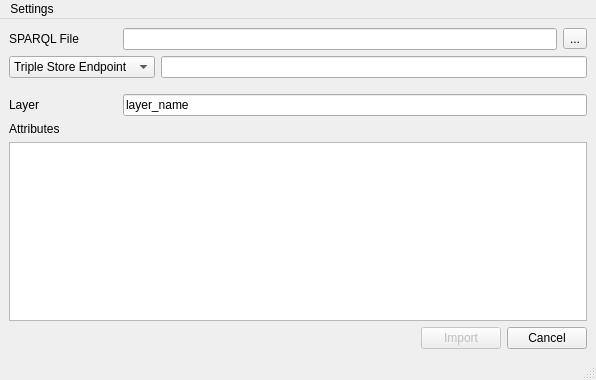
Old version of the form MainWindow.ui in the repository LambdaGeo/qgisparql-triple2layer.
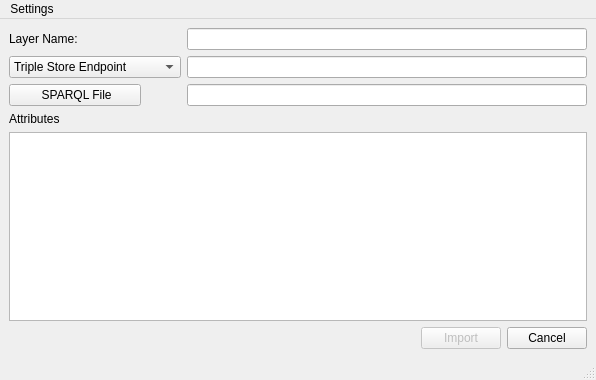
New version of the form.

```diff
--- a/MainWindow.ui
+++ b/MainWindow.ui
@@ -19,11 +19,17 @@
   <widget class="QWidget" name="centralwidget">
    <layout class="QGridLayout" name="gridLayout">
     <item row="0" column="0">
-     <layout class="QVBoxLayout" name="formLayout_2" stretch="0,0,0,0,0">
+     <layout class="QVBoxLayout" name="formLayout_2" stretch="0,0,0,0">
       <item>
-       <layout class="QHBoxLayout" name="horizontalLayout_6">
+       <layout class="QHBoxLayout" name="horizontalLayout_9">
         <item>
-         <widget class="QLabel" name="labelSPARQL">
+         <widget class="QLabel" name="camada_2">
+          <property name="sizePolicy">
+           <sizepolicy hsizetype="Preferred" vsizetype="Preferred">
+            <horstretch>0</horstretch>
+            <verstretch>0</verstretch>
+           </sizepolicy>
+          </property>
           <property name="minimumSize">
            <size>
             <width>108</width>
@@ -31,33 +37,66 @@
            </size>
           </property>
           <property name="text">
-           <string>SPARQL File</string>
+           <string>Layer Name:</string>
           </property>
          </widget>
         </item>
         <item>
-         <widget class="QLineEdit" name="lineSPARQL">
+         <spacer name="horizontalSpacer">
+          <property name="orientation">
+           <enum>Qt::Horizontal</enum>
+          </property>
+          <property name="sizeType">
+           <enum>QSizePolicy::Preferred</enum>
+          </property>
+          <property name="sizeHint" stdset="0">
+           <size>
+            <width>40</width>
+            <height>20</height>
+           </size>
+          </property>
+         </spacer>
+        </item>
+        <item>
+         <widget class="QLineEdit" name="lineLayer">
+          <property name="sizePolicy">
+           <sizepolicy hsizetype="Fixed" vsizetype="Fixed">
+            <horstretch>0</horstretch>
+            <verstretch>0</verstretch>
+           </sizepolicy>
+          </property>
+          <property name="minimumSize">
+           <size>
+            <width>400</width>
+            <height>0</height>
+           </size>
+          </property>
+          <property name="maximumSize">
+           <size>
+            <width>16777215</width>
+            <height>16777215</height>
+           </size>
+          </property>
           <property name="text">
            <string/>
           </property>
          </widget>
         </item>
-        <item>
-         <widget class="QToolButton" name="buttonSPARQL">
-          <property name="text">
-           <string>...</string>
-          </property>
-         </widget>
-        </item>
        </layout>
       </item>
       <item>
        <layout class="QHBoxLayout" name="horizontalLayout_2">
         <property name="bottomMargin">
-         <number>10</number>
+         <number>0</number>
         </property>
         <item>
          <widget class="QComboBox" name="comboSourceType">
+          <property name="sizePolicy">
+           <sizepolicy hsizetype="Minimum" vsizetype="Preferred">
+            <horstretch>0</horstretch>
+            <verstretch>0</verstretch>
+           </sizepolicy>
+          </property>
           <item>
            <property name="text">
             <string>Triple Store Endpoint</string>
@@ -72,44 +111,20 @@
         </item>
         <item>
          <widget class="QLineEdit" name="lineEndpoint">
-          <property name="text">
-           <string/>
-          </property>
-         </widget>
-        </item>
-       </layout>
-      </item>
-      <item>
-       <layout class="QHBoxLayout" name="horizontalLayout_9">
-        <item>
-         <widget class="QLabel" name="camada_2">
-          <property name="minimumSize">
-           <size>
-            <width>108</width>
-            <height>0</height>
-           </size>
-          </property>
-          <property name="text">
-           <string>Layer</string>
-          </property>
-         </widget>
-        </item>
-        <item>
-         <widget class="QLineEdit" name="lineLayer">
           <property name="sizePolicy">
-           <sizepolicy hsizetype="Expanding" vsizetype="Fixed">
+           <sizepolicy hsizetype="Fixed" vsizetype="Fixed">
             <horstretch>0</horstretch>
             <verstretch>0</verstretch>
            </sizepolicy>
           </property>
-          <property name="maximumSize">
+          <property name="minimumSize">
            <size>
-            <width>16777215</width>
-            <height>16777215</height>
+            <width>400</width>
+            <height>0</height>
            </size>
           </property>
           <property name="text">
-           <string>layer_name</string>
+           <string/>
           </property>
          </widget>
         </item>
@@ -117,6 +132,58 @@
       </item>
       <item>
        <layout class="QVBoxLayout" name="verticalLayout_3">
+        <item>
+         <layout class="QHBoxLayout" name="horizontalLayout_6">
+          <item>
+           <widget class="QToolButton" name="buttonSPARQL">
+            <property name="sizePolicy">
+             <sizepolicy hsizetype="Minimum" vsizetype="Preferred">
+              <horstretch>0</horstretch>
+              <verstretch>0</verstretch>
+             </sizepolicy>
+            </property>
+            <property name="text">
+             <string> SPARQL File</string>
+            </property>
+           </widget>
+          </item>
+          <item>
+           <spacer name="horizontalSpacer_3">
+            <property name="orientation">
+             <enum>Qt::Horizontal</enum>
+            </property>
+            <property name="sizeType">
+             <enum>QSizePolicy::Preferred</enum>
+            </property>
+            <property name="sizeHint" stdset="0">
+             <size>
+              <width>40</width>
+              <height>20</height>
+             </size>
+            </property>
+           </spacer>
+          </item>
+          <item>
+           <widget class="QLineEdit" name="lineSPARQL">
+            <property name="sizePolicy">
+             <sizepolicy hsizetype="Fixed" vsizetype="Preferred">
+              <horstretch>0</horstretch>
+              <verstretch>0</verstretch>
+             </sizepolicy>
+            </property>
+            <property name="minimumSize">
+             <size>
+              <width>400</width>
+              <height>0</height>
+             </size>
+            </property>
+            <property name="text">
+             <string/>
+            </property>
+           </widget>
+          </item>
+         </layout>
+        </item>
         <item>
          <widget class="QLabel" name="atributos_2">
           <property name="text">
```
